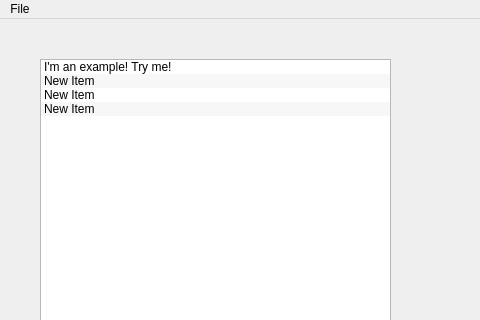
Above: Checklist/mainwindow.ui from stephen-soul/Task before the change; both pictures show x 0 to 480 and y 0 to 320 of the 750 by 500 pixel window. Below: the same form after it.
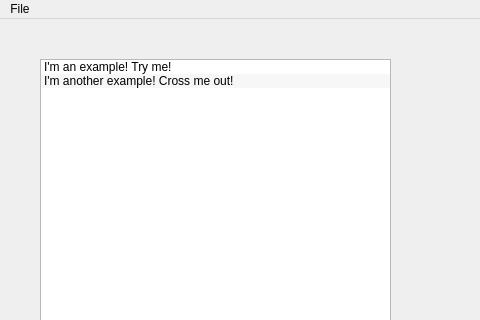
That is the form after the change. Icons and pictures are not drawn.

Commit message: System actually works. Going to branch off to try something new. But for the time being this system DOES work, I just want it to work differently.

What changed in the file:
```diff
--- a/Checklist/mainwindow.ui
+++ b/Checklist/mainwindow.ui
@@ -138,17 +138,7 @@
       </item>
       <item>
        <property name="text">
-        <string>New Item</string>
-       </property>
-      </item>
-      <item>
-       <property name="text">
-        <string>New Item</string>
-       </property>
-      </item>
-      <item>
-       <property name="text">
-        <string>New Item</string>
+        <string>I'm another example! Cross me out!</string>
        </property>
       </item>
      </widget>
```
The commit also changes 2 other files.
